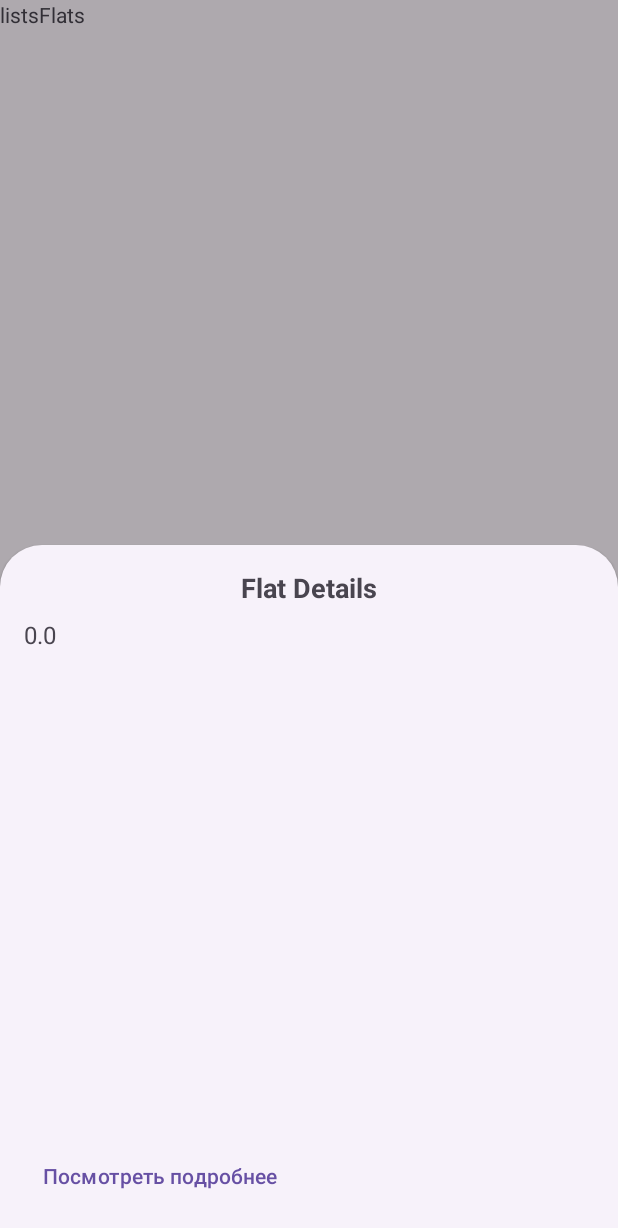
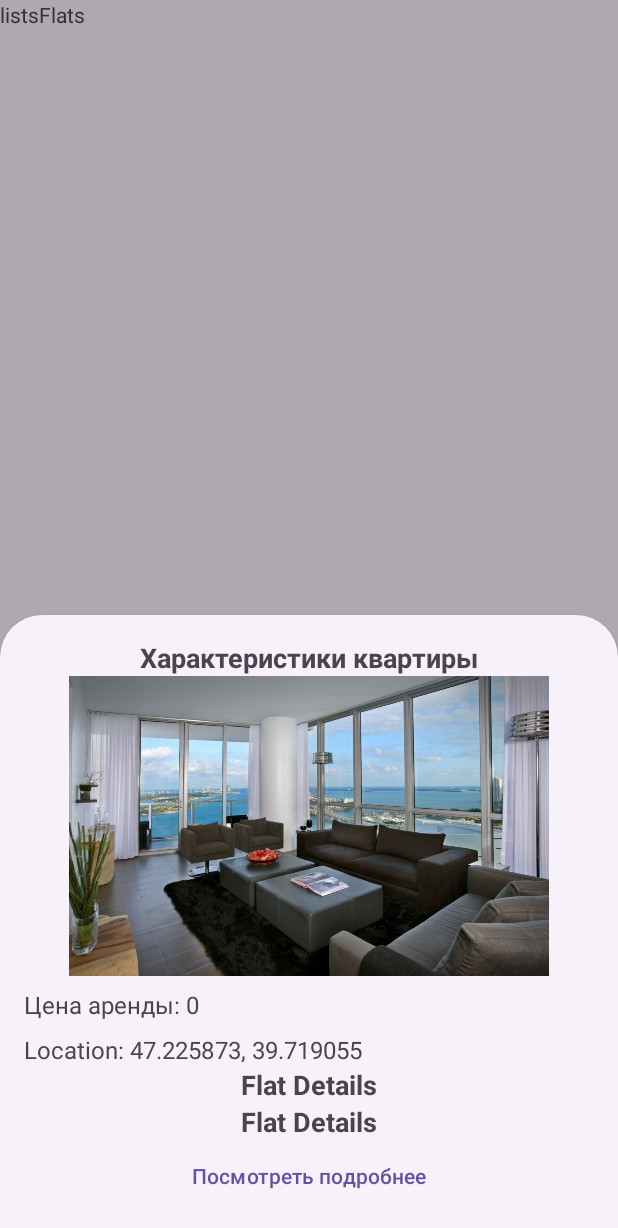
Before and after one commit to Fiitovec99/HATA.RU, an Android app: the FlatBottomSheetFragment screen opened through its navigation route, on a phone screen of 412 x 824 dp. Shown: the top 1228 px of the screen. Run offline under Robolectric (Android 15) with nearby library versions, the phone set to English and light mode, and no system bars; our stand-ins replace navigation-ui; libraries missing offline, so code that uses them is left out: com.yandex.mapkit; 1 statement that could not run was skipped.

```diff
--- a/app/src/main/AndroidManifest.xml
+++ b/app/src/main/AndroidManifest.xml
@@ -19,10 +19,10 @@
         tools:targetApi="31">
         <activity
             android:name=".presentation.MainActivity"
+            android:screenOrientation="portrait"
             android:exported="true">
             <intent-filter>
                 <action android:name="android.intent.action.MAIN" />
-
                 <category android:name="android.intent.category.LAUNCHER" />
             </intent-filter>
         </activity>
--- a/app/src/main/java/com/example/hataru/presentation/forMap/ClusterView.kt
+++ b/app/src/main/java/com/example/hataru/presentation/forMap/ClusterView.kt
@@ -1,7 +1,9 @@
+import android.annotation.SuppressLint
 import android.content.Context
 import android.view.View
 import android.widget.LinearLayout
 import android.widget.TextView
+import androidx.core.content.ContextCompat.getString
 import androidx.core.view.isVisible
 import com.example.hataru.R
 import com.example.hataru.presentation.forMap.flat
@@ -20,11 +22,12 @@ class ClusterView(context: Context) : LinearLayout(context) {
         setBackgroundResource(R.drawable.cluster_view_background)
     }
 
-    fun setData(size : Int,minCost : Double,maxCost : Double) {
+    @SuppressLint("SetTextI18n")
+    fun setData(size : Int, minCost : Int, maxCost : Int) {
         flatsCountText.text = size.toString()
         flatsLayout.isVisible = size != 0
-        flatsMinCost.text = minCost.toString()
-        flatsMaxCost.text = maxCost.toString()
+        flatsMinCost.text = context.getString(R.string.min_cost_format, minCost)
+        flatsMaxCost.text = context.getString(R.string.max_cost_format, maxCost)
     }
 
 }
--- a/app/src/main/java/com/example/hataru/presentation/forMap/FlatBottomSheetFragment.kt
+++ b/app/src/main/java/com/example/hataru/presentation/forMap/FlatBottomSheetFragment.kt
@@ -22,7 +22,7 @@ class FlatBottomSheetFragment : BottomSheetDialogFragment() {
     private lateinit var binding : FragmentFlatBottomSheetBinding
 
    private  var flatId : Int = 0
-    private  var flatCost : Double = 0.0
+    private  var flatCost : Int = 0
 
 
 
@@ -32,8 +32,9 @@ class FlatBottomSheetFragment : BottomSheetDialogFragment() {
     ): View? {
         binding = FragmentFlatBottomSheetBinding.inflate(inflater, container, false)
 
+
         flatId = arguments?.getInt("id", -1) ?: -1
-        flatCost = arguments?.getDouble("cost", 0.0) ?: 0.0
+        flatCost = arguments?.getInt("cost", 0) ?: 0
         //TODO
 
         return binding.root
@@ -42,7 +43,8 @@ class FlatBottomSheetFragment : BottomSheetDialogFragment() {
     override fun onViewCreated(view: View, savedInstanceState: Bundle?) {
         super.onViewCreated(view, savedInstanceState)
         binding.apply {
-            textFlatPrice.text = flatCost.toString()
+            textFlatPrice.text = "Цена аренды: " + flatCost.toString()
+            exampleOfFlatImageView.setImageResource(R.drawable.example_of_flat_bottom_fragment)
 
         }
 
--- a/app/src/main/java/com/example/hataru/presentation/forMap/GeometryProvider.kt
+++ b/app/src/main/java/com/example/hataru/presentation/forMap/GeometryProvider.kt
@@ -21,8 +21,8 @@ object GeometryProvider {
     }
 
 
-    private fun getRandomCost() : Double{
-        return (1000..3000).random().toDouble()
+    private fun getRandomCost() : Int{
+        return (1000..3000).random()
     }
 
     val clusterizedPoints = listOf(
--- a/app/src/main/java/com/example/hataru/presentation/forMap/flat.kt
+++ b/app/src/main/java/com/example/hataru/presentation/forMap/flat.kt
@@ -2,4 +2,4 @@ package com.example.hataru.presentation.forMap
 
 import com.yandex.mapkit.geometry.Point
 
-data class flat(val id : Int,val location : Point,val cost : Double){}
+data class flat(val id : Int,val location : Point,val cost : Int){}
--- a/app/src/main/java/com/example/hataru/presentation/fragments/MapFragment.kt
+++ b/app/src/main/java/com/example/hataru/presentation/fragments/MapFragment.kt
@@ -88,11 +88,11 @@ class MapFragment : Fragment() {
     }
     private val placemarkTapListener = MapObjectTapListener { mapObject, _ -> //TODO
         val flat = mapObject.userData as flat
-        showToast(flat.cost.toString())
+        //showToast(flat.cost.toString())
         val bottomSheetFragment = FlatBottomSheetFragment()
         val args = Bundle()
         args.putInt("id", flat.id)
-        args.putDouble("cost", flat.cost)
+        args.putInt("cost", flat.cost)
         // Передаем параметры в аргументы фрагмента
         bottomSheetFragment.arguments = args
         bottomSheetFragment.show(childFragmentManager, bottomSheetFragment.tag)
@@ -104,8 +104,8 @@ class MapFragment : Fragment() {
     // слушатель отдаления кластеров
     private val clusterListener = ClusterListener { cluster ->
         val flatsInCluster = cluster.placemarks.mapNotNull { it.userData as? flat }
-        val minValue = flatsInCluster.minByOrNull { it.cost }?.cost ?: 0.0
-        val maxValue = flatsInCluster.maxByOrNull { it.cost }?.cost ?: 0.0
+        val minValue = flatsInCluster.minByOrNull { it.cost }?.cost ?: 0
+        val maxValue = flatsInCluster.maxByOrNull { it.cost }?.cost ?: 0
         cluster.appearance.setView(
             ViewProvider(
                 ClusterView(activity as AppCompatActivity).apply {
--- a/app/src/main/res/drawable/ic_icon_favorite.xml
+++ b/app/src/main/res/drawable/ic_icon_favorite.xml
@@ -1,5 +1,9 @@
-<vector android:height="24dp" android:tint="#000000"
-    android:viewportHeight="24" android:viewportWidth="24"
-    android:width="24dp" xmlns:android="http://schemas.android.com/apk/res/android">
-    <path android:fillColor="@android:color/white" android:pathData="M12,21.35l-1.45,-1.32C5.4,15.36 2,12.28 2,8.5 2,5.42 4.42,3 7.5,3c1.74,0 3.41,0.81 4.5,2.09C13.09,3.81 14.76,3 16.5,3 19.58,3 22,5.42 22,8.5c0,3.78 -3.4,6.86 -8.55,11.54L12,21.35z"/>
+<vector xmlns:android="http://schemas.android.com/apk/res/android"
+    android:width="21dp"
+    android:height="20dp"
+    android:viewportWidth="21"
+    android:viewportHeight="20">
+  <path
+      android:pathData="M18.728,1.909C18.175,1.305 17.517,0.825 16.793,0.497C16.069,0.17 15.292,0.001 14.507,0C13.023,0 11.593,0.605 10.5,1.696C9.408,0.605 7.978,0 6.493,0C5.708,0.001 4.93,0.17 4.205,0.499C3.48,0.827 2.822,1.308 2.269,1.913C-0.09,4.485 -0.089,8.507 2.271,11.068L10.5,20L18.73,11.068C21.09,8.507 21.091,4.485 18.728,1.909Z"
+      android:fillColor="#474747"/>
 </vector>
--- a/app/src/main/res/drawable/ic_icon_home.xml
+++ b/app/src/main/res/drawable/ic_icon_home.xml
@@ -1,5 +1,9 @@
-<vector android:height="24dp" android:tint="#000000"
-    android:viewportHeight="24" android:viewportWidth="24"
-    android:width="24dp" xmlns:android="http://schemas.android.com/apk/res/android">
-    <path android:fillColor="@android:color/white" android:pathData="M10,20v-6h4v6h5v-8h3L12,3 2,12h3v8z"/>
+<vector xmlns:android="http://schemas.android.com/apk/res/android"
+    android:width="24dp"
+    android:height="24dp"
+    android:viewportWidth="24"
+    android:viewportHeight="24">
+  <path
+      android:pathData="M12.892,0.393C12.779,0.269 12.642,0.17 12.489,0.103C12.337,0.035 12.171,0 12.004,0C11.837,0 11.672,0.035 11.519,0.103C11.366,0.17 11.229,0.269 11.116,0.393L0.32,12.388C0.161,12.56 0.055,12.774 0.017,13.005C-0.022,13.236 0.007,13.473 0.102,13.688C0.196,13.902 0.351,14.084 0.548,14.211C0.744,14.338 0.974,14.405 1.208,14.403H3.607V22.8C3.607,23.119 3.733,23.424 3.958,23.649C4.183,23.874 4.488,24 4.807,24H19.202C19.52,24 19.825,23.874 20.05,23.649C20.275,23.424 20.401,23.119 20.401,22.8V14.403H22.8C23.118,14.403 23.424,14.277 23.649,14.052C23.874,13.827 24,13.522 24,13.204C24.002,12.903 23.891,12.611 23.688,12.388L12.892,0.393Z"
+      android:fillColor="#000000"/>
 </vector>
--- a/app/src/main/res/drawable/ic_icon_map.xml
+++ b/app/src/main/res/drawable/ic_icon_map.xml
@@ -1,5 +1,9 @@
-<vector android:height="24dp" android:tint="#000000"
-    android:viewportHeight="24" android:viewportWidth="24"
-    android:width="24dp" xmlns:android="http://schemas.android.com/apk/res/android">
-    <path android:fillColor="@android:color/white" android:pathData="M20.5,3l-0.16,0.03L15,5.1 9,3 3.36,4.9c-0.21,0.07 -0.36,0.25 -0.36,0.48V20.5c0,0.28 0.22,0.5 0.5,0.5l0.16,-0.03L9,18.9l6,2.1 5.64,-1.9c0.21,-0.07 0.36,-0.25 0.36,-0.48V3.5c0,-0.28 -0.22,-0.5 -0.5,-0.5zM15,19l-6,-2.11V5l6,2.11V19z"/>
+<vector xmlns:android="http://schemas.android.com/apk/res/android"
+    android:width="17dp"
+    android:height="20dp"
+    android:viewportWidth="17"
+    android:viewportHeight="20">
+  <path
+      android:pathData="M8.5,0C4.089,0 0.5,3.589 0.5,7.995C0.471,14.44 8.196,19.784 8.5,20C8.5,20 16.529,14.44 16.5,8C16.5,3.589 12.911,0 8.5,0ZM8.5,12C6.29,12 4.5,10.21 4.5,8C4.5,5.79 6.29,4 8.5,4C10.71,4 12.5,5.79 12.5,8C12.5,10.21 10.71,12 8.5,12Z"
+      android:fillColor="#474747"/>
 </vector>
--- a/app/src/main/res/layout/cluster_view.xml
+++ b/app/src/main/res/layout/cluster_view.xml
@@ -9,13 +9,6 @@
         android:layout_width="wrap_content"
         android:layout_height="wrap_content">
 
-        <ImageView
-            android:layout_width="16dp"
-            android:layout_height="16dp"
-            android:layout_gravity="center_vertical"
-            android:scaleType="fitXY"
-            android:src="@drawable/ic_icon_home" />
-
         <TextView
             android:id="@+id/text_flats_count"
             android:layout_width="wrap_content"
@@ -25,6 +18,15 @@
             android:textColor="@color/black"
             android:textSize="18sp"
             tools:text="0" />
+
+        <ImageView
+            android:layout_width="16dp"
+            android:layout_height="16dp"
+            android:layout_gravity="center_vertical"
+            android:scaleType="fitXY"
+            android:src="@drawable/ic_icon_home" />
+
+
 
         <LinearLayout
             android:orientation="vertical"
--- a/app/src/main/res/layout/fragment_flat_bottom_sheet.xml
+++ b/app/src/main/res/layout/fragment_flat_bottom_sheet.xml
@@ -13,8 +13,12 @@
         android:textSize="18sp"
         android:textStyle="bold"
         android:layout_gravity="center_horizontal"
-        android:text="Flat Details"/>
+        android:text="Характеристики квартиры"/>
 
+    <ImageView
+        android:id="@+id/example_of_flat_imageView"
+        android:layout_width="match_parent"
+        android:layout_height="200dp"/>
 
     <TextView
         android:id="@+id/textFlatPrice"
@@ -30,44 +34,7 @@
         android:layout_height="wrap_content"
         android:textSize="16sp"
         android:layout_marginTop="8dp"
-        tools:text="Location: 47.225873, 39.719055"/>
-
-    <!-- Другие детали квартиры, которые вы хотите показать -->
-    <TextView
-        android:layout_width="wrap_content"
-        android:layout_height="wrap_content"
-        android:textSize="18sp"
-        android:textStyle="bold"
-        android:layout_gravity="center_horizontal"
-        tools:text="Flat Details"/>
-    <TextView
-        android:layout_width="wrap_content"
-        android:layout_height="wrap_content"
-        android:textSize="18sp"
-        android:textStyle="bold"
-        android:layout_gravity="center_horizontal"
-        tools:text="Flat Details"/>
-    <TextView
-        android:layout_width="wrap_content"
-        android:layout_height="wrap_content"
-        android:textSize="18sp"
-        android:textStyle="bold"
-        android:layout_gravity="center_horizontal"
-        tools:text="Flat Details"/>
-    <TextView
-        android:layout_width="wrap_content"
-        android:layout_height="wrap_content"
-        android:textSize="18sp"
-        android:textStyle="bold"
-        android:layout_gravity="center_horizontal"
-        tools:text="Flat Details"/>
-    <TextView
-        android:layout_width="wrap_content"
-        android:layout_height="wrap_content"
-        android:textSize="18sp"
-        android:textStyle="bold"
-        android:layout_gravity="center_horizontal"
-        tools:text="Flat Details"/>
+        android:text="Location: 47.225873, 39.719055"/>
 
     <TextView
         android:layout_width="wrap_content"
@@ -75,53 +42,20 @@
         android:textSize="18sp"
         android:textStyle="bold"
         android:layout_gravity="center_horizontal"
-        tools:text="Flat Details"/>
+        android:text="Flat Details"/>
     <TextView
         android:layout_width="wrap_content"
         android:layout_height="wrap_content"
         android:textSize="18sp"
         android:textStyle="bold"
         android:layout_gravity="center_horizontal"
-        tools:text="Flat Details"/>
-    <TextView
-        android:layout_width="wrap_content"
-        android:layout_height="wrap_content"
-        android:textSize="18sp"
-        android:textStyle="bold"
-        android:layout_gravity="center_horizontal"
-        tools:text="Flat Details"/>
-    <TextView
-        android:layout_width="wrap_content"
-        android:layout_height="wrap_content"
-        android:textSize="18sp"
-        android:textStyle="bold"
-        android:layout_gravity="center_horizontal"
-        tools:text="Flat Details"/>
-    <TextView
-        android:layout_width="wrap_content"
-        android:layout_height="wrap_content"
-        android:textSize="18sp"
-        android:textStyle="bold"
-        android:layout_gravity="center_horizontal"
-        tools:text="Flat Details"/>
-    <TextView
-        android:layout_width="wrap_content"
-        android:layout_height="wrap_content"
-        android:textSize="18sp"
-        android:textStyle="bold"
-        android:layout_gravity="center_horizontal"
-        tools:text="Flat Details"/>
-    <TextView
-        android:layout_width="wrap_content"
-        android:layout_height="wrap_content"
-        android:textSize="18sp"
-        android:textStyle="bold"
-        android:layout_gravity="center_horizontal"
-        tools:text="Flat Details"/>
+       android:text="Flat Details"/>
+
     <Button
         android:layout_width="wrap_content"
         android:layout_height="wrap_content"
-        android:text="Посмотреть подробнее"
-        />
+        android:gravity="center"
+        android:layout_gravity="center_horizontal"
+        android:text="Посмотреть подробнее" />
 
 </LinearLayout>
--- a/app/src/main/res/values-night/themes.xml
+++ b/app/src/main/res/values-night/themes.xml
@@ -3,5 +3,6 @@
     <style name="Base.Theme.HATARU" parent="Theme.Material3.DayNight.NoActionBar">
         <!-- Customize your dark theme here. -->
         <!-- <item name="colorPrimary">@color/my_dark_primary</item> -->
+        <item name="android:statusBarColor">#000000</item>
     </style>
 </resources>
--- a/app/src/main/res/values/strings.xml
+++ b/app/src/main/res/values/strings.xml
@@ -2,4 +2,6 @@
     <string name="app_name">HATA.RU</string>
     <!-- TODO: Remove or change this placeholder text -->
     <string name="hello_blank_fragment">Hello blank fragment</string>
+    <string name="min_cost_format">От %dр</string>
+    <string name="max_cost_format">До %dр</string>
 </resources>
--- a/app/src/main/res/values/themes.xml
+++ b/app/src/main/res/values/themes.xml
@@ -3,6 +3,7 @@
     <style name="Base.Theme.HATARU" parent="Theme.Material3.DayNight.NoActionBar">
         <!-- Customize your light theme here. -->
         <!-- <item name="colorPrimary">@color/my_light_primary</item> -->
+        <item name="android:statusBarColor">#000000</item>
     </style>
 
     <style name="Theme.HATARU" parent="Base.Theme.HATARU" />
```
Also changed, not shown: app/src/main/res/drawable/example_of_flat_bottom_fragment.jpg (added).
